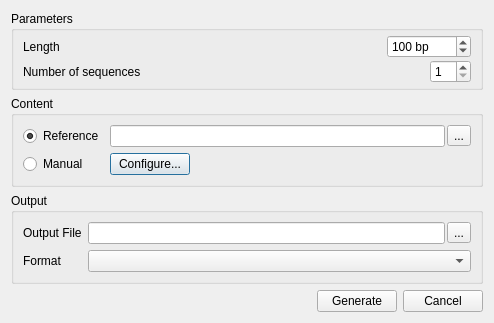
violethaze74/ugene, file src/plugins/dna_export/src/ui/DNASequenceGeneratorDialog.ui: the form before one commit.
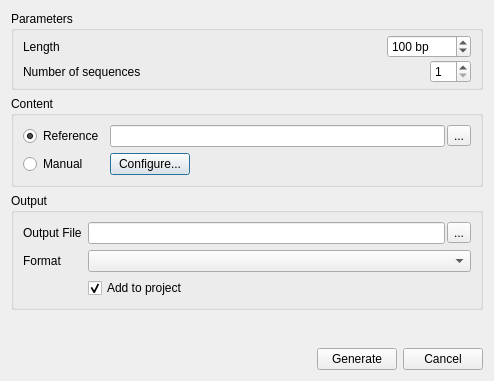
The form after the commit.

Commit message: add to project option added to dna generator dialog

What changed in the file:
```diff
--- a/src/plugins/dna_export/src/ui/DNASequenceGeneratorDialog.ui
+++ b/src/plugins/dna_export/src/ui/DNASequenceGeneratorDialog.ui
@@ -7,7 +7,7 @@
     <x>0</x>
     <y>0</y>
     <width>494</width>
-    <height>320</height>
+    <height>381</height>
    </rect>
   </property>
   <property name="windowTitle">
@@ -253,6 +253,25 @@
         </property>
        </widget>
       </item>
+      <item row="2" column="1">
+       <widget class="QCheckBox" name="addToProjCBox">
+        <property name="sizePolicy">
+         <sizepolicy hsizetype="Fixed" vsizetype="Fixed">
+          <horstretch>0</horstretch>
+          <verstretch>0</verstretch>
+         </sizepolicy>
+        </property>
+        <property name="layoutDirection">
+         <enum>Qt::LeftToRight</enum>
+        </property>
+        <property name="text">
+         <string>Add to project</string>
+        </property>
+        <property name="checked">
+         <bool>true</bool>
+        </property>
+       </widget>
+      </item>
      </layout>
     </widget>
    </item>
```
The commit also changes 3 other files.
